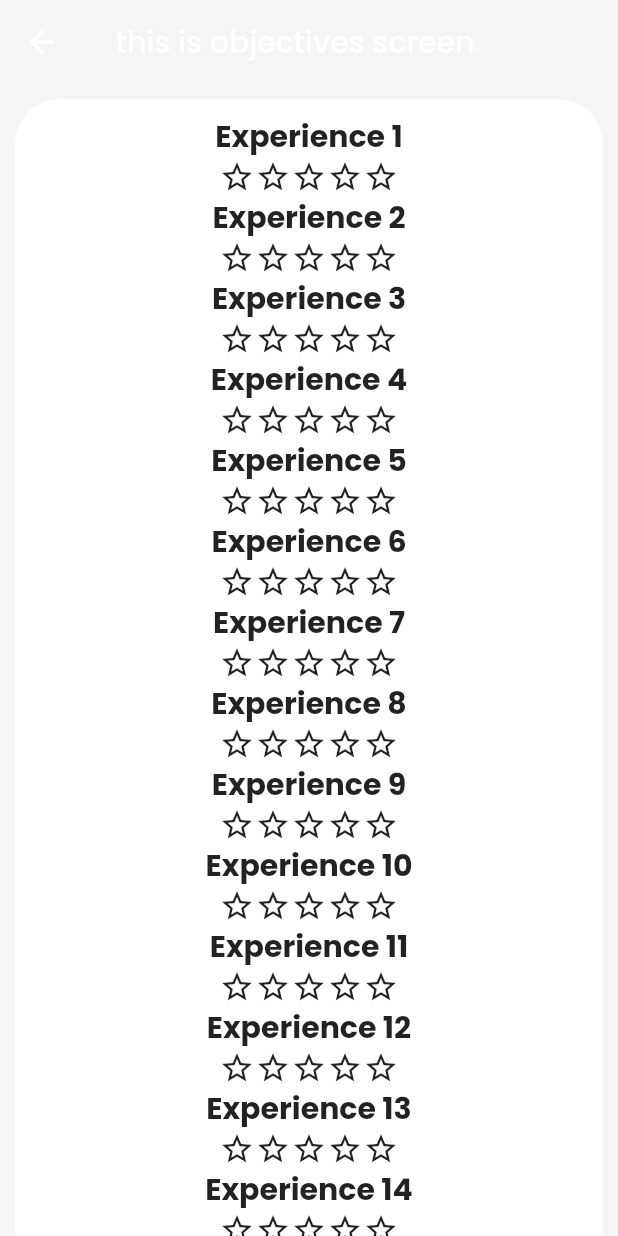
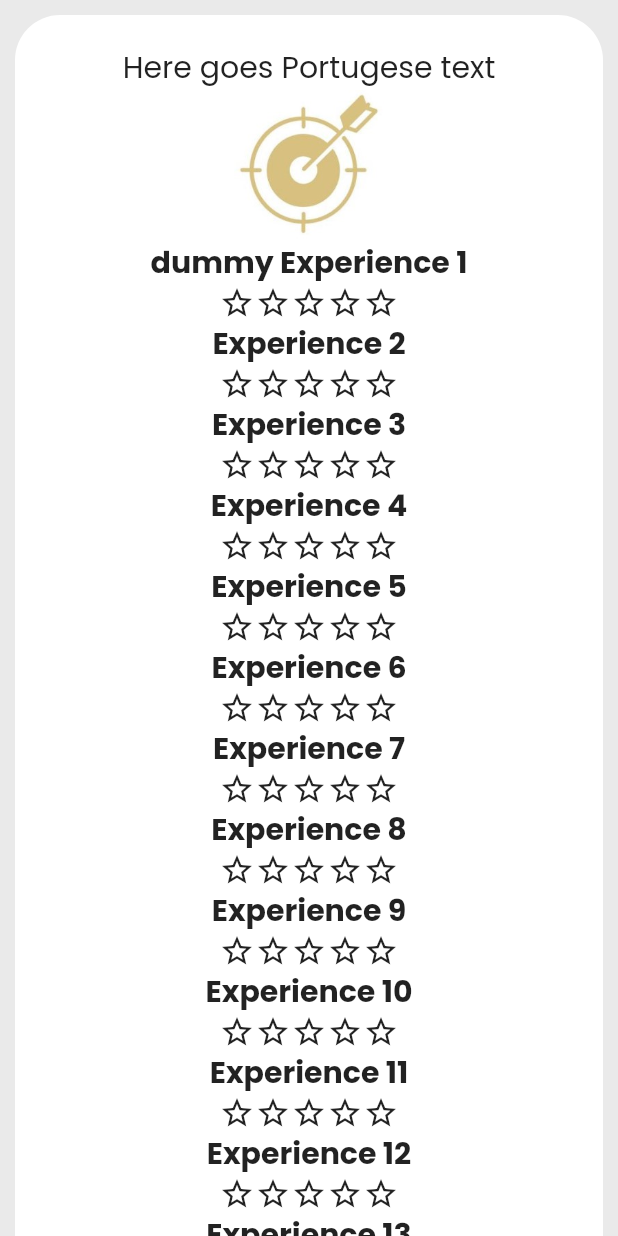
Before and after one commit to aleksandreM/NLP-coaching-app, a Flutter app: the ObjectivesScreen screen opened by its route, on a phone screen of 412 x 824 dp. Run offline on Flutter 3.47's test engine with Material 2 defaults, Android fonts, the phone set to English and light mode, and no system bars; our stand-ins replace google_fonts.

Commit message:
some more work on objectives screen

```diff
--- a/lib/global_app_colors.dart
+++ b/lib/global_app_colors.dart
@@ -1,7 +1,7 @@
 import 'package:flutter/material.dart';
 
 class GlobalAppColors {
-  static const Color mainBackgroundColor = Color(0xFFF5F5F5);
+  static const Color mainBackgroundColor = Color.fromARGB(255, 234, 234, 234);
   static const Color buttonSignInTextCollor = Colors.black;
   static const Color buttonSignInBackgroundCollor = Color.fromRGBO(193, 179, 108, 1);
   static const Color buttonSignOutTextCollor = Color.fromRGBO(193, 179, 108, 1);
--- a/lib/screens/objectives.dart
+++ b/lib/screens/objectives.dart
@@ -2,26 +2,51 @@ import 'package:flutter/material.dart';
 import 'package:provider/provider.dart';
 import '../providers/star_rating_provider.dart';
 
+// Review this code untill it becomes crystal clear !!!
+
 class ObjectivesScreen extends StatelessWidget {
   static const routeName = '/objectives-screen';
 
-  final List<String> experienceTexts = [    'Experience 1',    'Experience 2',    'Experience 3',    'Experience 4',    'Experience 5',    'Experience 6',    'Experience 7',    'Experience 8',    'Experience 9',    'Experience 10',    'Experience 11',    'Experience 12',    'Experience 13',    'Experience 14',    'Experience 15',    'Experience 16',    'Experience 17',    'Experience 18',  ];
+  final List<String> experienceTexts = [
+    'dummy Experience 1',
+    'Experience 2',
+    'Experience 3',
+    'Experience 4',
+    'Experience 5',
+    'Experience 6',
+    'Experience 7',
+    'Experience 8',
+    'Experience 9',
+    'Experience 10',
+    'Experience 11',
+    'Experience 12',
+    'Experience 13',
+    'Experience 14',
+    'Experience 15',
+    'Experience 16',
+    'Experience 17',
+    'Experience 18',
+  ];
 
   @override
   Widget build(BuildContext context) {
     return Scaffold(
-      appBar: AppBar(
-        title: Text(' this is objectives screen',),
-        elevation: 0,
 
+      body: SafeArea(
+        child: SingleChildScrollView(
+          child: Container(
+            decoration: BoxDecoration(
+              color: Colors.white,
+              borderRadius: BorderRadius.circular(30),
             ),
-      body: SingleChildScrollView(
-        child: Container(
-          decoration: BoxDecoration(color: Colors.white, borderRadius: BorderRadius.circular(30), ),
             padding: EdgeInsets.all(10),
             margin: EdgeInsets.all(10),
             child: Column(
-            children: List.generate(
+              children: [
+                SizedBox(height: 10,),
+                Text('Here goes Portugese text', style: TextStyle(fontSize: 20),),
+                Image.asset('assets/images/arrowGold.jpg', height: 100, width: 100,),
+                ...List.generate(
                   18,
                   (index) => ChangeNotifierProvider<StarRatingProvider>(
                     create: (_) => StarRatingProvider(),
@@ -41,56 +66,36 @@ class ObjectivesScreen extends StatelessWidget {
                               GestureDetector(
                                 onTap: () => starCurrentCollor.setRating(1),
                                 child: Icon(
-                              starCurrentCollor.rating >= 1
-                                  ? Icons.star
-                                  : Icons.star_border,
-                              color: starCurrentCollor.rating >= 1
-                                  ? Colors.yellow
-                                  : null,
+                                  starCurrentCollor.rating >= 1 ? Icons.star : Icons.star_border,
+                                  color: starCurrentCollor.rating >= 1 ? Colors.yellow : null,
                                 ),
                               ),
                               GestureDetector(
                                 onTap: () => starCurrentCollor.setRating(2),
                                 child: Icon(
-                              starCurrentCollor.rating >= 2
-                                  ? Icons.star
-                                  : Icons.star_border,
-                              color: starCurrentCollor.rating >= 2
-                                  ? Colors.yellow
-                                  : null,
+                                  starCurrentCollor.rating >= 2 ? Icons.star : Icons.star_border,
+                                  color: starCurrentCollor.rating >= 2 ? Colors.yellow : null,
                                 ),
                               ),
                               GestureDetector(
                                 onTap: () => starCurrentCollor.setRating(3),
                                 child: Icon(
-                              starCurrentCollor.rating >= 3
-                                  ? Icons.star
-                                  : Icons.star_border,
-                              color: starCurrentCollor.rating >= 3
-                                  ? Colors.yellow
-                                  : null,
+                                  starCurrentCollor.rating >= 3 ? Icons.star : Icons.star_border,
+                                  color: starCurrentCollor.rating >= 3 ? Colors.yellow : null,
                                 ),
                               ),
                               GestureDetector(
                                 onTap: () => starCurrentCollor.setRating(4),
                                 child: Icon(
-                              starCurrentCollor.rating >= 4
-                                  ? Icons.star
-                                  : Icons.star_border,
-                              color: starCurrentCollor.rating >= 4
-                                  ? Colors.yellow
-                                  : null,
+                                  starCurrentCollor.rating >= 4 ? Icons.star : Icons.star_border,
+                                  color: starCurrentCollor.rating >= 4 ? Colors.yellow : null,
                                 ),
                               ),
                               GestureDetector(
                                 onTap: () => starCurrentCollor.setRating(5),
                                 child: Icon(
-                              starCurrentCollor.rating >= 5
-                                  ? Icons.star
-                                  : Icons.star_border,
-                              color: starCurrentCollor.rating >= 5
-                                  ? Colors.yellow
-                                  : null,
+                                  starCurrentCollor.rating >= 5 ? Icons.star : Icons.star_border,
+                                  color: starCurrentCollor.rating >= 5 ? Colors.yellow : null,
                                 ),
                               ),
                             ],
@@ -100,6 +105,8 @@ class ObjectivesScreen extends StatelessWidget {
                     ),
                   ),
                 ),
+              ],
+            ),
           ),
         ),
       ),
--- a/pubspec.yaml
+++ b/pubspec.yaml
@@ -75,6 +75,8 @@ flutter:
     - assets/images/Balance.jpg
     - assets/images/Companies.jpg
     - assets/images/3dots.jpg
+    - assets/images/arrowGold.jpg
+    - assets/images/arrowBlack.jpg
 
 
   # An image asset can refer to one or more resolution-specific "variants", see
```
Also changed, not shown: assets/images/arrowBlack.jpg (added), assets/images/arrowGold.jpg (added). Lines whose indentation alone changed are shown as unchanged.
